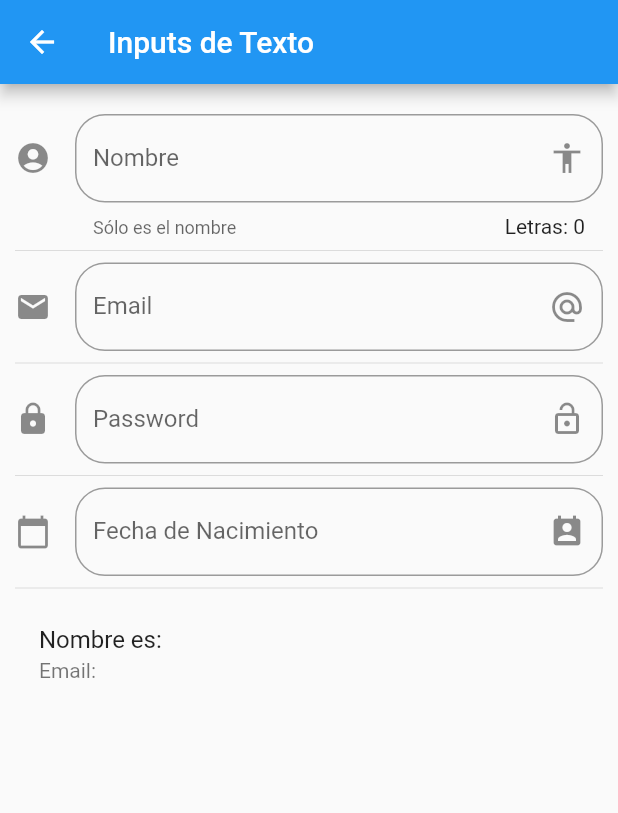
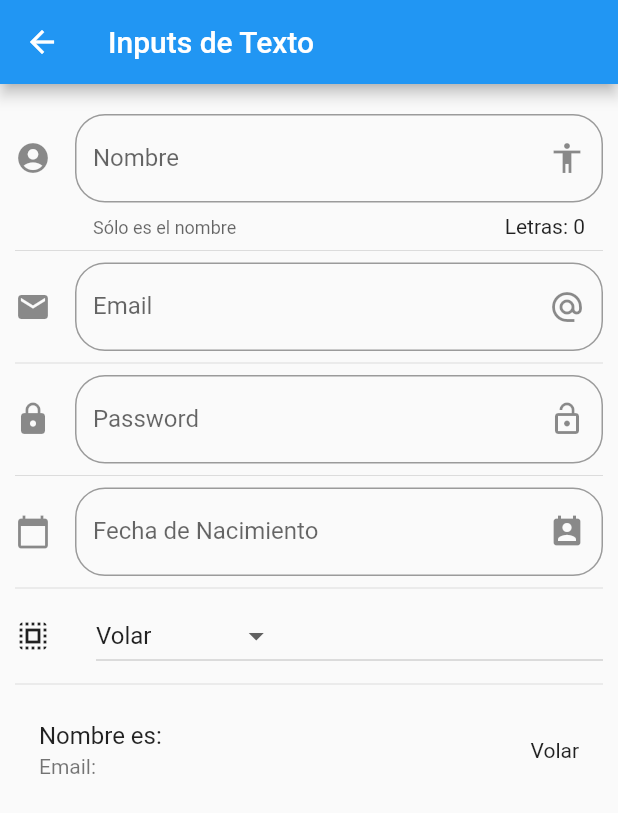
Before and after one commit to JoseCima/componentes, a Flutter app: the InputPage screen opened by its route, on a phone screen of 412 x 824 dp. Shown: the top 813 px of the screen. Run offline on Flutter 3.47's test engine with Material 2 defaults, Android fonts, the phone set to English and light mode, and no system bars.

Commit message:
Dropdown y dropwdownMenuItem

```diff
--- a/lib/src/pages/input_page.dart
+++ b/lib/src/pages/input_page.dart
@@ -12,6 +12,10 @@ class _InputPageState extends State<InputPage> {
    String _nombre = '';
    String _email = '';
    String _fecha = '';
+
+   String _opcionSeleccionada = 'Volar';
+
+   List <String> _poderes = ['Volar', 'Rayos x', 'Super Aliento', 'Super Fuerza'];
 
    TextEditingController _dateController =  new TextEditingController();
 
@@ -31,6 +35,8 @@ class _InputPageState extends State<InputPage> {
           _crearPassword(),
           Divider(),
           _crearFecha(context),
+          Divider(),
+          _crearDropdown(),
           Divider(),
           _crearPersona()
 
@@ -120,8 +126,49 @@ class _InputPageState extends State<InputPage> {
     return ListTile(
       title: Text('Nombre es: $_nombre'),
       subtitle: Text('Email: $_email'),
+      trailing: Text(_opcionSeleccionada),
     );
   }
+
+
+List <DropdownMenuItem<String>> getDropdown(){
+   List<DropdownMenuItem<String>> lista = [];
+
+   _poderes.forEach((poder) {
+      lista.add(DropdownMenuItem(
+        child: Text(poder),
+        value: poder,
+      ));
+    });
+
+    return lista;
+}
+
+Widget _crearDropdown(){
+
+
+
+  return Row(
+    children:<Widget>[
+      Icon(Icons.select_all),
+      SizedBox(width: 30.0),
+
+    Expanded(
+      child: DropdownButton(
+      value: _opcionSeleccionada,
+      items: getDropdown(),
+      onChanged: (opt){
+        setState(() {
+          _opcionSeleccionada = opt.toString();
+        });
+      },
+      ),
+    )
+    ],
+  );
+
+
+}
 
 
   Widget _crearEmail(){
```
